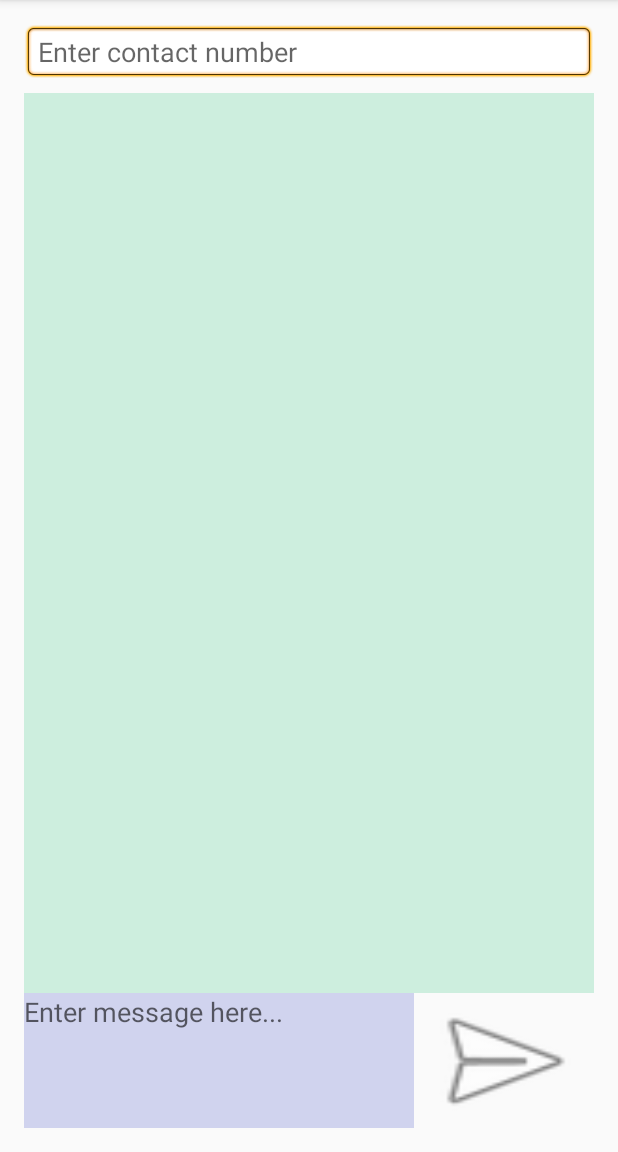
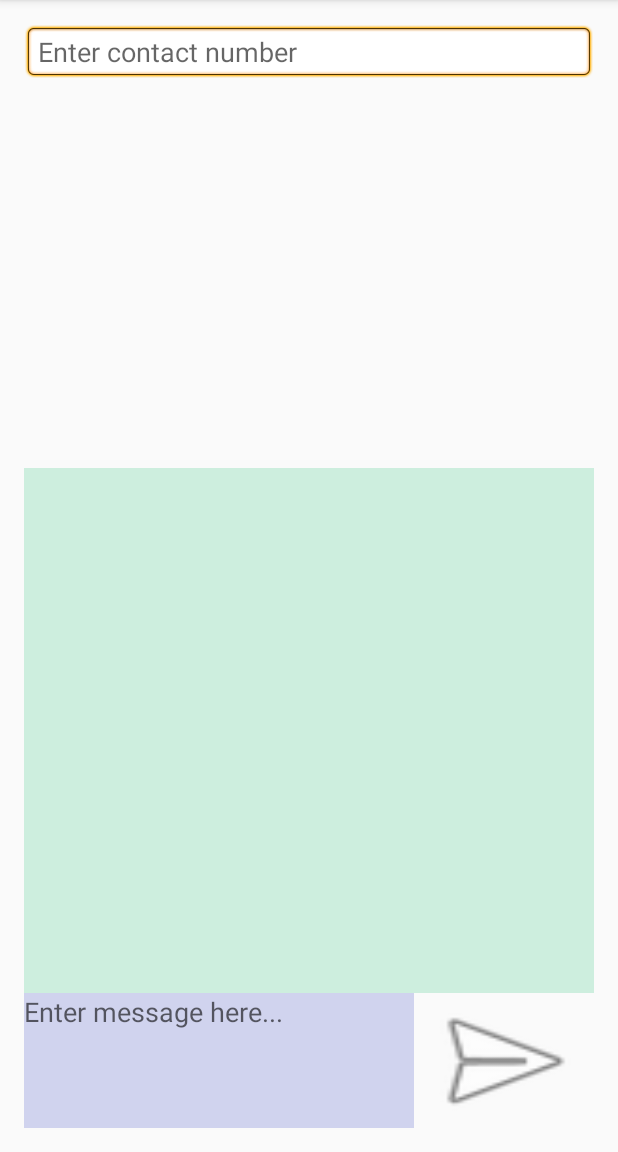
Before and after one commit to mateusz342/Sms_sender2, an Android app: the screen it shows after launch (MainActivity), on a phone screen of 412 x 824 dp, the part 84-1236 px from its top. Run offline under Robolectric (Android 15) with nearby library versions, the phone set to English and light mode, and no system bars; 3 statements that could not run were skipped.

```diff
--- a/app/src/main/AndroidManifest.xml
+++ b/app/src/main/AndroidManifest.xml
@@ -17,7 +17,8 @@
         <activity android:name=".MainActivity"
             android:launchMode="singleInstance"
             android:screenOrientation="portrait"
-            android:configChanges="keyboardHidden|orientation|screenSize">
+            android:configChanges="keyboardHidden|orientation|screenSize"
+            android:windowSoftInputMode="adjustPan">
             <intent-filter>
                 <action android:name="android.intent.action.MAIN" />
                 <category android:name="android.intent.category.LAUNCHER" />
--- a/app/src/main/java/pl/edu/wat/sms_sender2/MainActivity.java
+++ b/app/src/main/java/pl/edu/wat/sms_sender2/MainActivity.java
@@ -91,11 +91,12 @@ public class MainActivity extends AppCompatActivity {
 
     public void onSendClick(View view) {
         tvNumber=(EditText) findViewById(R.id.tvNumber);
+        String theNumber=tvNumber.getText().toString();
         if (ContextCompat.checkSelfPermission(this, Manifest.permission.SEND_SMS)
                 != PackageManager.PERMISSION_GRANTED) {
             getPermissionToReadSMS();
         } else {
-            smsManager.sendTextMessage("+48602890836", null, input.getText().toString(), null, null);
+            smsManager.sendTextMessage(theNumber/*"+48602890836"*/, null, input.getText().toString(), null, null);
             Toast.makeText(this, "Message sent!", Toast.LENGTH_SHORT).show();
         }
     }
--- a/app/src/main/res/layout/activity_main.xml
+++ b/app/src/main/res/layout/activity_main.xml
@@ -9,9 +9,7 @@
     android:paddingTop="@dimen/activity_vertical_margin"
     tools:context="pl.edu.wat.sms_sender2.MainActivity">
 
-    <RelativeLayout
-        android:layout_width="match_parent"
-        android:layout_height="wrap_content">
+
     <EditText
         android:layout_width="match_parent"
         android:layout_height="wrap_content"
@@ -23,8 +21,9 @@
         android:singleLine="true"
         android:background="@android:drawable/editbox_background"
         android:layout_alignParentTop="true"
-        android:layout_alignParentStart="true" />
-    </RelativeLayout>
+        android:layout_alignParentStart="true"
+  />
+
     <EditText
         android:layout_width="260dp"
         android:layout_height="90dp"
@@ -51,11 +50,16 @@
 
     <ListView
         android:layout_width="wrap_content"
-        android:layout_height="600dp"
+        android:layout_height="350dp"
         android:id="@+id/messages"
         android:background="#cdeede"
         android:layout_above="@+id/input"
-        android:layout_alignParentStart="true"/>
+        android:layout_alignParentStart="true"
+        android:layout_alignParentLeft="true"
+        android:layout_alignRight="@+id/send"
+        android:layout_alignEnd="@+id/send"
+
+        />
 
 
 
```
